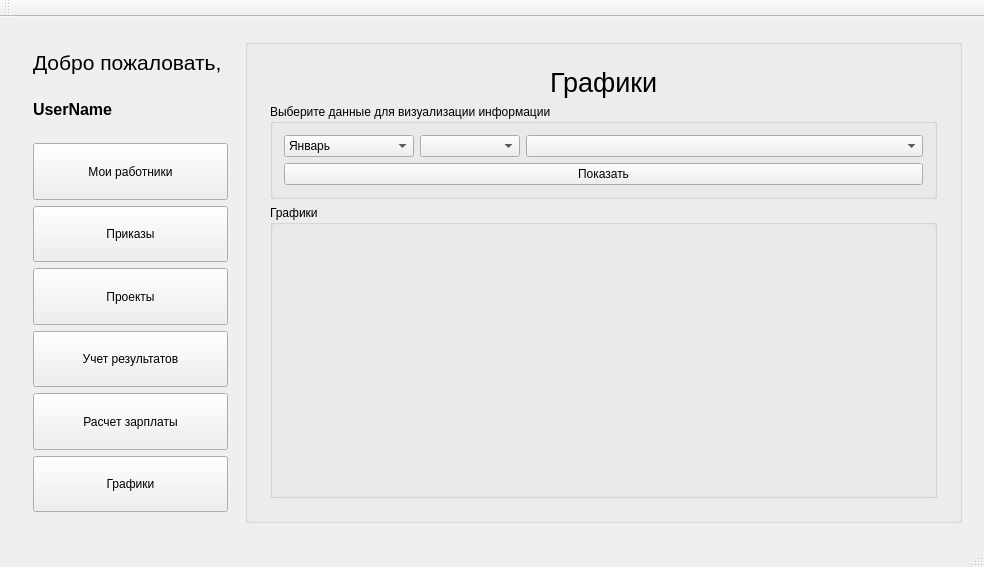
The window that salary/salary.ui (a-mihaylov/salary) describes before a commit, drawn with Qt 5.
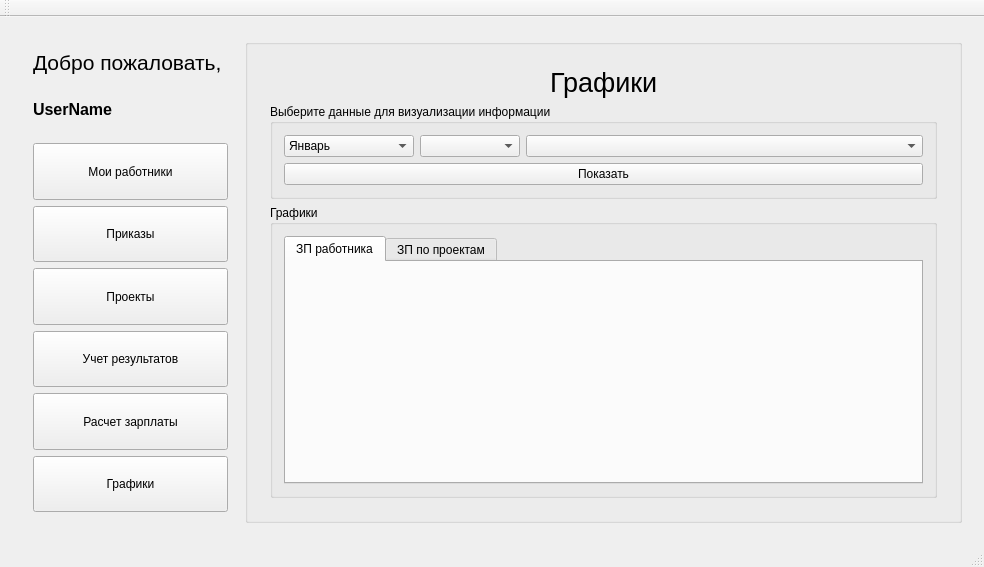
The same window after the commit. Custom widgets are drawn as their Qt base class.

```diff
--- a/salary/salary.ui
+++ b/salary/salary.ui
@@ -1858,7 +1858,31 @@
                  </property>
                  <layout class="QGridLayout" name="gridLayout_22">
                   <item row="0" column="0">
-                   <widget class="QtCharts::QChartView" name="graphics_salary_by_project" native="true"/>
+                   <widget class="QTabWidget" name="graphics_tab_widget">
+                    <property name="currentIndex">
+                     <number>0</number>
+                    </property>
+                    <widget class="QWidget" name="graphics_tab_salary_worker">
+                     <attribute name="title">
+                      <string>ЗП работника</string>
+                     </attribute>
+                     <layout class="QGridLayout" name="gridLayout_25">
+                      <item row="0" column="0">
+                       <widget class="QtCharts::QChartView" name="graphics_salary_by_project" native="true"/>
+                      </item>
+                     </layout>
+                    </widget>
+                    <widget class="QWidget" name="graphics_tab_salary_by_project">
+                     <attribute name="title">
+                      <string>ЗП по проектам</string>
+                     </attribute>
+                     <layout class="QGridLayout" name="gridLayout_26">
+                      <item row="0" column="0">
+                       <widget class="QtCharts::QChartView" name="graphics_salary_by_worker" native="true"/>
+                      </item>
+                     </layout>
+                    </widget>
+                   </widget>
                   </item>
                  </layout>
                 </widget>
```
